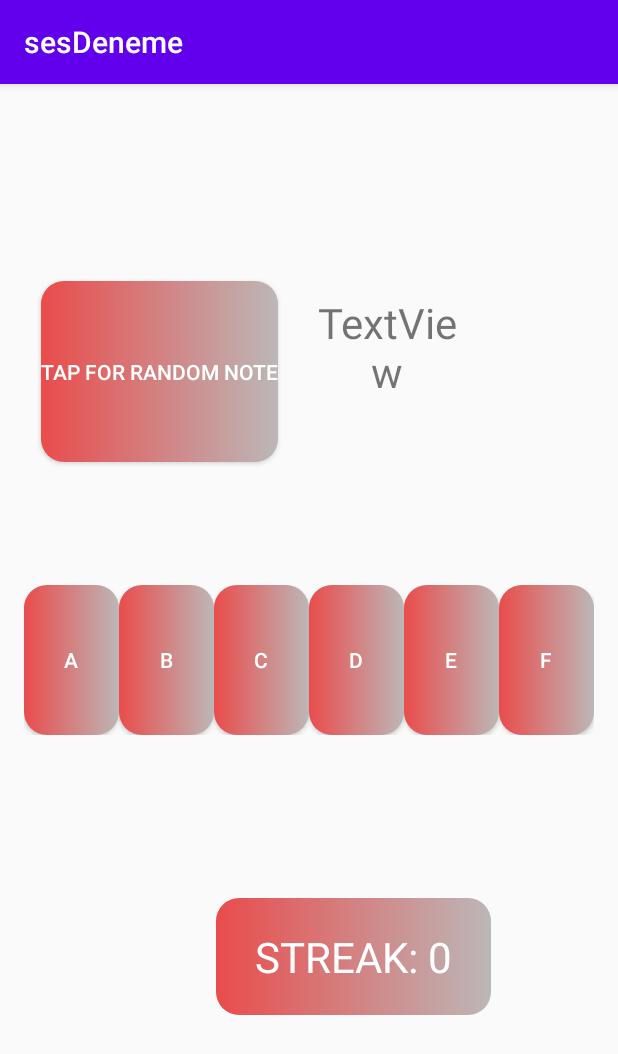
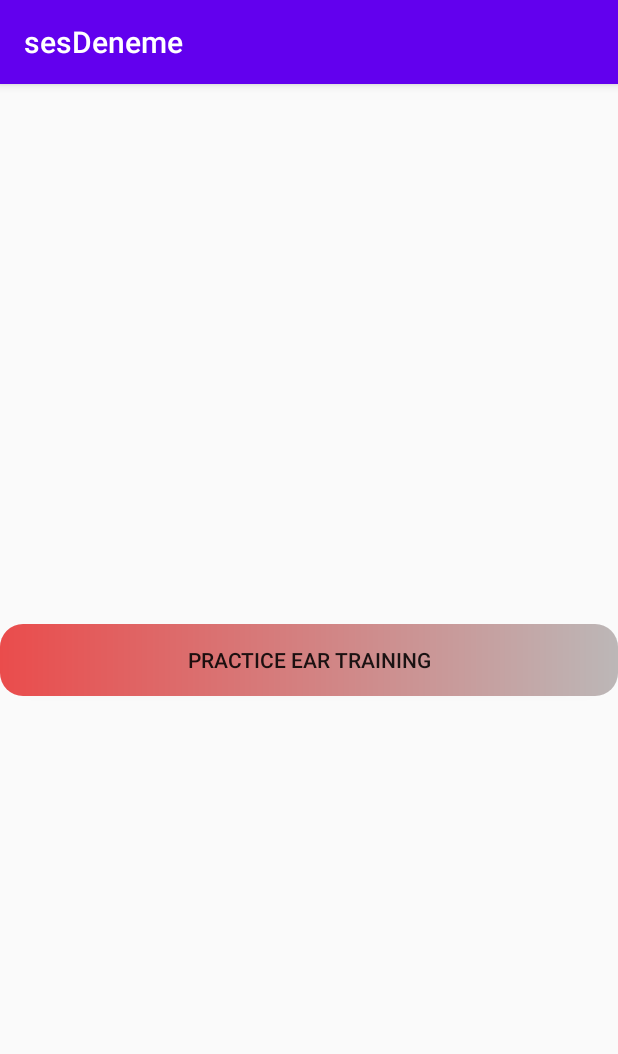
Before and after one commit to boraaltinok/PianoNotes, an Android app: the screen it shows after launch (MainActivity before the commit, MainMenu after it), on a phone screen of 412 x 824 dp. Shown: the top 1054 px of the screen. Run offline under Robolectric (Android 15) with nearby library versions, the phone set to English and light mode, and no system bars.

Commit message:
İnitial Commit with comments

```diff
--- a/app/src/main/AndroidManifest.xml
+++ b/app/src/main/AndroidManifest.xml
@@ -9,7 +9,8 @@
         android:roundIcon="@mipmap/ic_launcher_round"
         android:supportsRtl="true"
         android:theme="@style/AppTheme">
-        <activity android:name=".MainActivity">
+        <activity android:name=".MainActivity"></activity>
+        <activity android:name=".MainMenu">
             <intent-filter>
                 <action android:name="android.intent.action.MAIN" />
 
--- /dev/null
+++ b/app/src/main/java/com/example/sesdeneme/MainMenu.java
@@ -0,0 +1,31 @@
+package com.example.sesdeneme;
+
+import androidx.appcompat.app.AppCompatActivity;
+
+import android.content.Intent;
+import android.os.Bundle;
+import android.view.View;
+import android.widget.Button;
+
+public class MainMenu extends AppCompatActivity {
+    //declaration
+    Button btn_practiceNotes;
+
+    @Override
+    protected void onCreate(Bundle savedInstanceState) {
+        super.onCreate(savedInstanceState);
+        setContentView(R.layout.activity_main_menu);
+
+        //initialization
+        btn_practiceNotes = (Button)findViewById(R.id.btn_practiceNote);
+
+        btn_practiceNotes.setOnClickListener(new View.OnClickListener() {
+            @Override
+            public void onClick(View v) {
+                Intent intent = new Intent(getApplicationContext(), MainActivity.class);
+                startActivity(intent);
+
+            }
+        });
+    }
+}
--- /dev/null
+++ b/app/src/main/res/layout/activity_main_menu.xml
@@ -0,0 +1,19 @@
+<?xml version="1.0" encoding="utf-8"?>
+<androidx.constraintlayout.widget.ConstraintLayout xmlns:android="http://schemas.android.com/apk/res/android"
+    xmlns:app="http://schemas.android.com/apk/res-auto"
+    xmlns:tools="http://schemas.android.com/tools"
+    android:layout_width="match_parent"
+    android:layout_height="match_parent"
+    tools:context=".MainMenu">
+
+    <Button
+        android:id="@+id/btn_practiceNote"
+        android:layout_width="0dp"
+        android:layout_height="wrap_content"
+        android:background="@drawable/custom_button"
+        android:text="PRACTICE EAR TRAINING"
+        app:layout_constraintBottom_toBottomOf="parent"
+        app:layout_constraintEnd_toEndOf="parent"
+        app:layout_constraintStart_toStartOf="parent"
+        app:layout_constraintTop_toTopOf="parent" />
+</androidx.constraintlayout.widget.ConstraintLayout>
```
Also changed, not shown: app/src/main/java/com/example/sesdeneme/MainActivity.java (+129 -4 lines), app/src/main/res/layout/activity_main.xml (+14 -1 lines).
